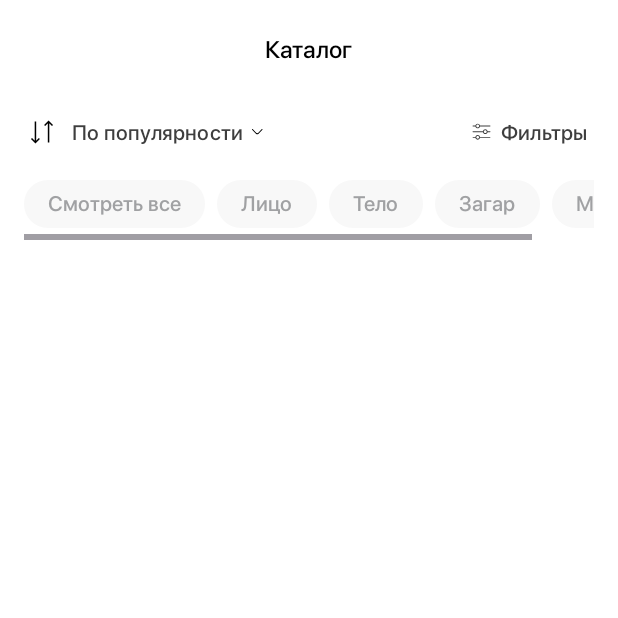
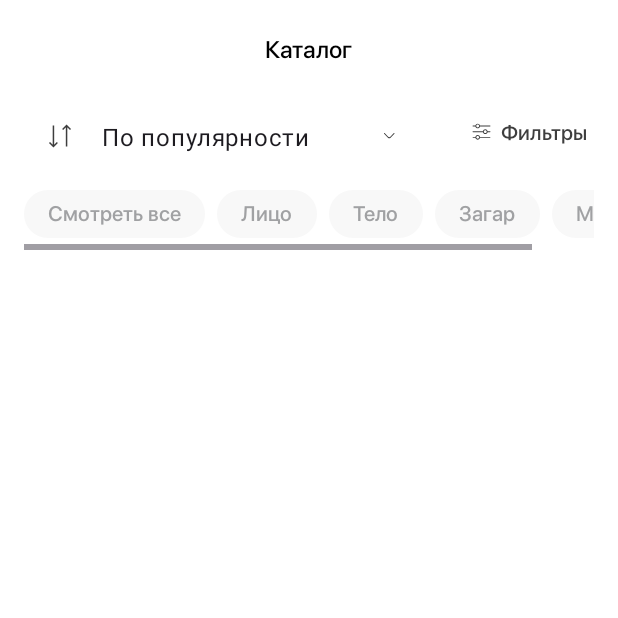
Before and after one commit to akumakeito/effective_mobile_test, an Android app: the FragmentCatalog screen opened through its navigation route, on a phone screen of 412 x 824 dp, the top half of it. Run offline under Robolectric (Android 15) with nearby library versions, the phone set to English and light mode, and no system bars; our stand-ins replace Dagger/Hilt's generated code, Room's generated code, navigation-ui.

Commit message:
fix exposed dropdownmenu

```diff
--- a/app/src/main/java/ru/akumakeito/presentation/ui/fragments/FragmentCatalog.kt
+++ b/app/src/main/java/ru/akumakeito/presentation/ui/fragments/FragmentCatalog.kt
@@ -6,6 +6,7 @@ import android.util.Log
 import android.view.LayoutInflater
 import android.view.View
 import android.view.ViewGroup
+import android.widget.ArrayAdapter
 import android.widget.LinearLayout
 import android.widget.PopupWindow
 import android.widget.TextView
@@ -117,6 +118,13 @@ class FragmentCatalog : Fragment() {
         return binding.root
     }
 
+    override fun onResume() {
+        super.onResume()
+        val sortingList = resources.getStringArray(R.array.sorting)
+        val arrayAdapter = ArrayAdapter(requireContext(), R.layout.sorting_menu_item, sortingList)
+        binding.sortingAutocompleteTv.setAdapter(arrayAdapter)
+    }
+
     private fun setupChipGroupDynamically(list: List<String>) {
         val chipGroup = ChipGroup(requireContext())
         chipGroup.layoutParams = LinearLayout.LayoutParams(
--- /dev/null
+++ b/app/src/main/res/color/box_stroke_selector.xml
@@ -0,0 +1,14 @@
+<?xml version="1.0" encoding="utf-8"?>
+<selector xmlns:android="http://schemas.android.com/apk/res/android">
+    <!-- Disabled -->
+    <item android:alpha="@dimen/m3_comp_filled_text_field_disabled_active_indicator_opacity" android:color="@color/white" android:state_enabled="false"/>
+
+    <!-- Focused -->
+    <item android:color="@color/white" android:state_focused="true"/>
+
+    <!-- Hovered -->
+    <item android:color="@color/white" android:state_hovered="true"/>
+
+    <!-- Normal -->
+    <item android:color="@color/white"/>
+</selector>
--- a/app/src/main/res/layout/fragment_catalog.xml
+++ b/app/src/main/res/layout/fragment_catalog.xml
@@ -28,36 +28,28 @@
         android:layout_marginEnd="@dimen/spacing4">
 
 
-        <LinearLayout
+        <com.google.android.material.textfield.TextInputLayout
             android:id="@+id/btn_sort_by"
             android:layout_width="wrap_content"
             android:layout_height="wrap_content"
-            android:gravity="center_vertical"
-            android:orientation="horizontal"
+            style="@style/App.OutlinedBox.ExposedDropdownMenu"
+            app:startIconCheckable="true"
+            app:startIconDrawable="@drawable/icon_type_sort_by__state_default"
+            app:endIconDrawable="@drawable/icon_type_down_arrow__state_default"
+            app:endIconMode="dropdown_menu"
             app:layout_constraintBottom_toBottomOf="@id/btn_filters"
             app:layout_constraintStart_toStartOf="parent"
-            app:layout_constraintTop_toTopOf="@id/btn_filters">
+            app:layout_constraintTop_toTopOf="@id/btn_filters"
+            android:text="@string/by_popular">
 
-            <ImageView
-                android:layout_width="wrap_content"
-                android:layout_height="wrap_content"
-                android:src="@drawable/icon_type_sort_by__state_default" />
-
-            <TextView
-                android:id="@+id/tv_sort_by"
-                style="?attr/textAppearanceTitleMedium"
-                android:layout_width="wrap_content"
-                android:layout_height="wrap_content"
-                android:layout_marginStart="@dimen/spacing8"
-                android:text="@string/by_popular"
-                android:textColor="@color/dark_grey" />
-
-            <ImageView
-                android:layout_width="wrap_content"
-                android:layout_height="wrap_content"
-                android:src="@drawable/icon_type_down_arrow__state_default" />
-
-        </LinearLayout>
+            <AutoCompleteTextView
+                android:id="@+id/sorting_autocomplete_tv"
+                android:layout_width="match_parent"
+                android:layout_height="match_parent"
+                android:inputType="none"
+                android:ellipsize="end"
+                android:text="@string/by_popular"                 />
+        </com.google.android.material.textfield.TextInputLayout>
 
         <Button
             android:id="@+id/btn_filters"
--- a/app/src/main/res/layout/sorting_menu_item.xml
+++ b/app/src/main/res/layout/sorting_menu_item.xml
@@ -3,7 +3,8 @@
     android:id="@+id/textViewFeelings"
     android:layout_width="match_parent"
     android:layout_height="wrap_content"
-    android:padding="15dp"
+    style="@style/DropDownTextAppearance"
+    android:padding="@dimen/spacing16"
     android:text="TextView"
     android:textColor="@color/black"
     android:textSize="18sp"
--- a/app/src/main/res/values/styles.xml
+++ b/app/src/main/res/values/styles.xml
@@ -102,6 +102,13 @@
         <item name="fontFamily">@font/sf_pro_display_medium</item>
     </style>
 
+    <style name="DropDownTextAppearance" parent="TextAppearance.Material3.BodyLarge">
+        <item name="android:textSize">@dimen/txt14</item>
+        <item name="android:textColor">@color/dark_grey</item>
+        <item name="android:textFontWeight" tools:targetApi="p">400</item>
+        <item name="fontFamily">@font/sf_pro_display_regular</item>
+    </style>
+
     <style name="OutlinedTextField" parent="Widget.Material3.TextInputLayout.OutlinedBox">
         <item name="shapeAppearance">@style/ShapeAppearance.Material3.Corner.Small.</item>
         <item name="android:textColor">@color/black</item>
@@ -111,6 +118,14 @@
         <item name="boxBackgroundColor">@color/light_grey</item>
         <item name="boxStrokeWidth">0dp</item>
 
+    </style>
+
+    <style name="App.OutlinedBox.ExposedDropdownMenu" parent="Widget.Material3.TextInputLayout.OutlinedBox.ExposedDropdownMenu">
+        <item name="dropDownBackgroundTint">@color/white</item>
+        <item name="background">@color/white</item>
+        <item name="boxBackgroundColor">@color/white</item>
+        <item name="boxStrokeColor">@color/box_stroke_selector</item>
+        <item name="android:textAppearance">@style/DropDownTextAppearance</item>
     </style>
 
     <style name="ShapeAppearance.Material3.Corner.Small." parent="">
```
